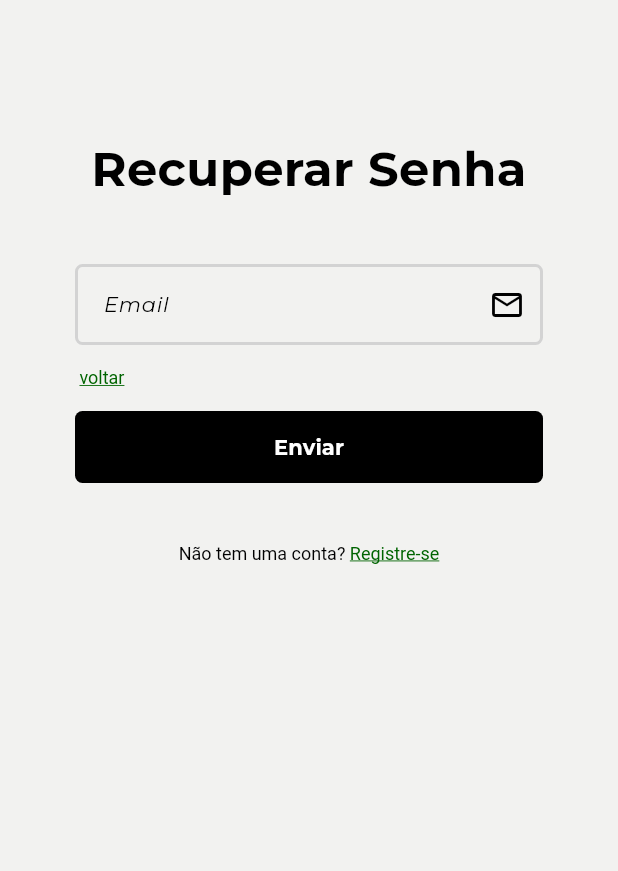
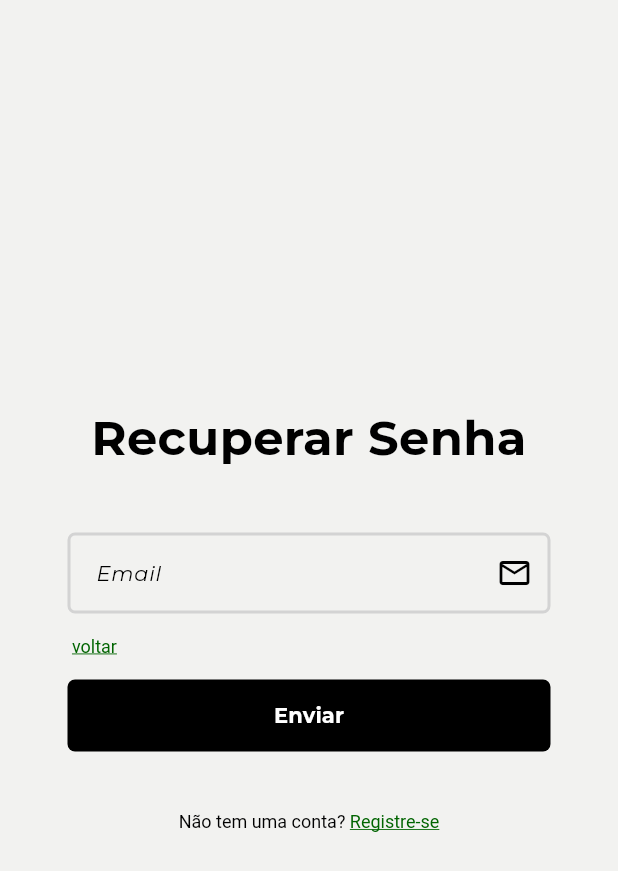
Before and after one commit to NatalioLeandro/prism, a Flutter app: the screen it shows after launch, after a tap on "Esqueceu a senha?", on a phone screen of 412 x 824 dp. Shown: the top 871 px of the screen. Run offline on Flutter 3.47's test engine with Material 3 defaults, Android fonts, the phone set to English and light mode, and no system bars; our stand-ins replace cloud_firestore, connectivity_plus, firebase_auth, firebase_core, flutter_bloc, fpdart and 2 more; accounts and stored records are empty; generated files the repository leaves out were written again; project files that could hold a hidden picture were left out.

Commit message:
refactor: alert widget | auth forms

```diff
--- a/lib/core/common/widgets/form_field.dart
+++ b/lib/core/common/widgets/form_field.dart
@@ -9,6 +9,7 @@ class CustomFormField extends StatelessWidget {
   final TextEditingController controller;
   final bool obscure;
   final String? Function(String?)? validator;
+  final List<String> autofillHints;
 
   const CustomFormField({
     super.key,
@@ -18,6 +19,7 @@ class CustomFormField extends StatelessWidget {
     required this.controller,
     this.obscure = false,
     this.validator,
+    this.autofillHints = const [],
   });
 
   @override
@@ -25,6 +27,7 @@ class CustomFormField extends StatelessWidget {
     return TextFormField(
       controller: controller,
       obscureText: obscure,
+      autofillHints: autofillHints,
       decoration: InputDecoration(
         contentPadding: const EdgeInsets.all(15),
         hintText: hint,
--- a/lib/core/common/widgets/splash.dart
+++ b/lib/core/common/widgets/splash.dart
@@ -25,7 +25,7 @@ class _SplashPageState extends State<SplashPage>
   void initState() {
     super.initState();
     SystemChrome.setEnabledSystemUIMode(SystemUiMode.immersive);
-    Future.delayed(const Duration(seconds: 4), () {
+    Future.delayed(const Duration(seconds: 2), () {
       final authBloc = BlocProvider.of<AuthBloc>(context);
       authBloc.add(AuthIsLoggedInEvent());
       _authSubscription = authBloc.stream.listen((state) {
--- a/lib/features/auth/presentation/pages/login.dart
+++ b/lib/features/auth/presentation/pages/login.dart
@@ -12,7 +12,6 @@ import 'package:prism/features/auth/presentation/bloc/auth_bloc.dart';
 import 'package:prism/config/routes/router.dart' as routes;
 import 'package:prism/core/utils/show_dialog.dart';
 import 'package:prism/core/enums/alert_type.dart';
-import 'package:prism/core/themes/palette.dart';
 
 class LoginPage extends StatefulWidget {
   const LoginPage({super.key});
@@ -55,23 +54,25 @@ class _LoginPageState extends State<LoginPage> {
           },
           builder: (context, state) {
             if (state is AuthLoadingState) {
-              return const Center(
+              return Center(
                 child: CircularProgressIndicator(
-                  valueColor: AlwaysStoppedAnimation<Color>(Palette.white),
+                  valueColor: AlwaysStoppedAnimation<Color>(
+                      Theme.of(context).colorScheme.onPrimary),
                 ),
               );
             }
-            return SingleChildScrollView(
-              child: Padding(
-                padding: const EdgeInsets.all(20.0),
-                child: Center(
+            return Center(
+              child: SingleChildScrollView(
+                child: Padding(
+                  padding: const EdgeInsets.all(20.0),
                   child: Column(
                     mainAxisAlignment: MainAxisAlignment.spaceAround,
                     children: [
-                      const SizedBox(height: 40),
                       const AuthTitle(title: 'Login'),
                       const SizedBox(height: 40),
-                      const LoginForm(),
+                      const AutofillGroup(
+                        child: LoginForm(),
+                      ),
                       const SizedBox(height: 40),
                       RedirectLink(
                         text: 'Não tem uma conta?',
--- a/lib/features/auth/presentation/pages/password_recover.dart
+++ b/lib/features/auth/presentation/pages/password_recover.dart
@@ -12,7 +12,6 @@ import 'package:prism/features/auth/presentation/bloc/auth_bloc.dart';
 import 'package:prism/config/routes/router.dart' as routes;
 import 'package:prism/core/utils/show_dialog.dart';
 import 'package:prism/core/enums/alert_type.dart';
-import 'package:prism/core/themes/palette.dart';
 
 class PasswordRecoverPage extends StatefulWidget {
   const PasswordRecoverPage({super.key});
@@ -55,20 +54,20 @@ class _PasswordRecoverPageState extends State<PasswordRecoverPage> {
           },
           builder: (context, state) {
             if (state is AuthLoadingState) {
-              return const Center(
+              return Center(
                 child: CircularProgressIndicator(
-                  valueColor: AlwaysStoppedAnimation<Color>(Palette.white),
+                  valueColor: AlwaysStoppedAnimation<Color>(
+                      Theme.of(context).colorScheme.onPrimary),
                 ),
               );
             }
-            return SingleChildScrollView(
-              child: Padding(
-                padding: const EdgeInsets.all(20.0),
-                child: Center(
+            return Center(
+              child: SingleChildScrollView(
+                child: Padding(
+                  padding: const EdgeInsets.all(15.0),
                   child: Column(
                     mainAxisAlignment: MainAxisAlignment.spaceAround,
                     children: [
-                      const SizedBox(height: 40),
                       const AuthTitle(title: 'Recuperar Senha'),
                       const SizedBox(height: 40),
                       const PasswordRecoverForm(),
--- a/lib/features/auth/presentation/widgets/login_form.dart
+++ b/lib/features/auth/presentation/widgets/login_form.dart
@@ -43,6 +43,7 @@ class _LoginFormState extends State<LoginForm> {
             label: 'Email',
             icon: Icons.email_outlined,
             controller: _emailController,
+            autofillHints: const [AutofillHints.email],
           ),
           const SizedBox(height: 15),
           CustomFormField(
@@ -51,6 +52,7 @@ class _LoginFormState extends State<LoginForm> {
             icon: Icons.lock_outline,
             controller: _passwordController,
             obscure: true,
+            autofillHints: const [AutofillHints.password],
           ),
           const SizedBox(height: 15),
           RedirectLink(
--- a/lib/features/auth/presentation/widgets/register_form.dart
+++ b/lib/features/auth/presentation/widgets/register_form.dart
@@ -55,6 +55,7 @@ class _RegisterFormState extends State<RegisterForm> {
             label: 'Email',
             icon: Icons.email_outlined,
             controller: _emailController,
+            autofillHints: const [AutofillHints.email],
           ),
           // const SizedBox(height: 15),
           // CustomFormField(
@@ -70,6 +71,7 @@ class _RegisterFormState extends State<RegisterForm> {
             icon: Icons.lock_outline,
             controller: _passwordController,
             obscure: true,
+            autofillHints: const [AutofillHints.password],
           ),
           const SizedBox(height: 15),
           CustomButton(
@@ -87,7 +89,7 @@ class _RegisterFormState extends State<RegisterForm> {
               }
             },
           ),
-          const SizedBox(height: 10),
+          const SizedBox(height: 20),
           RedirectLink(
             text: 'Ao continuar, você concorda com nossos',
             link: 'termos de uso.',
```
Also changed, not shown: lib/core/common/widgets/alert.dart (+14 -8 lines), lib/features/auth/presentation/pages/register.dart (+7 -7 lines), lib/features/home/presentation/pages/home-ex.dart (deleted, +0 -199 lines), 1 other file.
